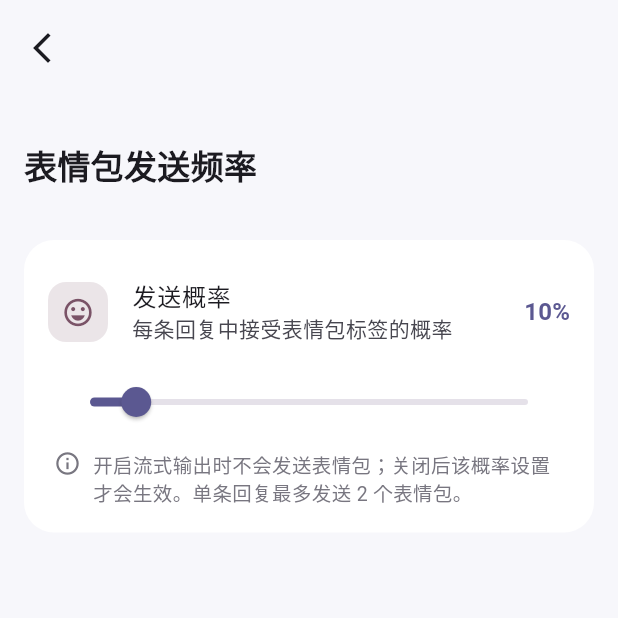
After one commit to yonglanws/MewMew, a Flutter app: the StickerSendSettingsPage screen opened directly, on a phone screen of 412 x 824 dp, the top half of it. The commit adds this screen. Run offline on Flutter 3.47's test engine with Material 3 defaults, Android fonts, the phone set to English and light mode, and no system bars; our stand-ins replace flutter_markdown, image_picker, share_plus, shared_preferences; accounts and stored records are empty.

Commit message:
feat: fix agent sticker selection and frequency

```diff
--- a/lib/pages/settings_page.dart
+++ b/lib/pages/settings_page.dart
@@ -10,6 +10,7 @@ import 'message_debounce_settings_page.dart';
 import 'persona_page.dart';
 import 'segmented_send_settings_page.dart';
 import 'sticker_management_page.dart';
+import 'sticker_send_settings_page.dart';
 import 'tools_page.dart';
 
 /// 设置页：按功能分组的列表
@@ -132,6 +133,13 @@ class SettingsPage extends StatelessWidget {
                   title: '表情包管理器',
                   subtitle: '按角色与情绪管理表情包',
                   onTap: () => _push(context, const StickerManagementPage()),
+                ),
+                _SettingTile(
+                  icon: Icons.tune_outlined,
+                  iconColor: cs.primary,
+                  title: '表情包发送频率',
+                  subtitle: '调整 Agent 使用表情包的概率',
+                  onTap: () => _push(context, const StickerSendSettingsPage()),
                 ),
                 _SettingTile(
                   icon: Icons.merge_type_outlined,
--- /dev/null
+++ b/lib/pages/sticker_send_settings_page.dart
@@ -0,0 +1,100 @@
+import 'package:flutter/material.dart';
+import 'package:provider/provider.dart';
+
+import '../state/app_state.dart';
+import '../utils/large_app_bar_title.dart';
+
+class StickerSendSettingsPage extends StatelessWidget {
+  const StickerSendSettingsPage({super.key});
+
+  @override
+  Widget build(BuildContext context) {
+    final state = context.watch<AppState>();
+    final cs = Theme.of(context).colorScheme;
+    final probability = state.stickerSendProbability;
+
+    return Scaffold(
+      body: CustomScrollView(
+        slivers: [
+          SliverAppBar.large(
+            leading: IconButton(
+              icon: const Icon(Icons.arrow_back_ios_new),
+              onPressed: () => Navigator.pop(context),
+            ),
+            title: Text('表情包发送频率', style: largeAppBarTitleStyle(context)),
+          ),
+          SliverToBoxAdapter(
+            child: Padding(
+              padding: const EdgeInsets.fromLTRB(16, 8, 16, 16),
+              child: Card(
+                child: Column(
+                  children: [
+                    ListTile(
+                      contentPadding: const EdgeInsets.fromLTRB(16, 12, 16, 0),
+                      leading: Container(
+                        width: 40,
+                        height: 40,
+                        decoration: BoxDecoration(
+                          color: cs.tertiary.withValues(alpha: 0.15),
+                          borderRadius: BorderRadius.circular(12),
+                        ),
+                        child: Icon(
+                          Icons.emoji_emotions_outlined,
+                          color: cs.tertiary,
+                          size: 22,
+                        ),
+                      ),
+                      title: const Text('发送概率'),
+                      subtitle: const Text('每条回复中接受表情包标签的概率'),
+                      trailing: Text(
+                        '$probability%',
+                        style: Theme.of(context).textTheme.titleMedium
+                            ?.copyWith(
+                              color: cs.primary,
+                              fontWeight: FontWeight.w700,
+                            ),
+                      ),
+                    ),
+                    Padding(
+                      padding: const EdgeInsets.fromLTRB(20, 0, 20, 8),
+                      child: Slider(
+                        value: probability.toDouble(),
+                        min: 0,
+                        max: 100,
+                        divisions: 100,
+                        label: '$probability%',
+                        onChanged: (value) => context
+                            .read<AppState>()
+                            .setStickerSendProbability(value.round()),
+                      ),
+                    ),
+                    Padding(
+                      padding: const EdgeInsets.fromLTRB(20, 0, 20, 16),
+                      child: Row(
+                        crossAxisAlignment: CrossAxisAlignment.start,
+                        children: [
+                          Icon(Icons.info_outline, size: 18, color: cs.outline),
+                          const SizedBox(width: 8),
+                          Expanded(
+                            child: Text(
+                              '开启流式输出时不会发送表情包；关闭后该概率设置才会生效。单条回复最多发送 2 个表情包。',
+                              style: TextStyle(
+                                color: cs.outline,
+                                fontSize: 13,
+                                height: 1.45,
+                              ),
+                            ),
+                          ),
+                        ],
+                      ),
+                    ),
+                  ],
+                ),
+              ),
+            ),
+          ),
+        ],
+      ),
+    );
+  }
+}
--- a/lib/services/storage_service.dart
+++ b/lib/services/storage_service.dart
@@ -29,6 +29,7 @@ class StorageService {
   static const _kTypingDebounceEnabled = 'typing_debounce_enabled';
   static const _kSegmentedSendSettings = 'segmented_send_settings';
   static const _kStreamOutputEnabled = 'stream_output_enabled';
+  static const _kStickerSendProbability = 'sticker_send_probability';
   static const _kStickerItems = 'sticker_items_v2';
   static const _kStickerFolders = 'sticker_folders_v2';
   static const _kStickerGroups = 'sticker_groups_v2';
@@ -221,6 +222,11 @@ class StorageService {
   Future<void> setStreamOutputEnabled(bool v) =>
       _prefs.setBool(_kStreamOutputEnabled, v);
 
+  int get stickerSendProbability =>
+      _prefs.getInt(_kStickerSendProbability) ?? 10;
+  Future<void> setStickerSendProbability(int value) =>
+      _prefs.setInt(_kStickerSendProbability, value);
+
   // Token 使用统计
   TokenUsage loadTokenUsage() {
     final raw = _prefs.getString(_kTokenUsage);
--- /dev/null
+++ b/lib/state/sticker_selection.dart
@@ -0,0 +1,63 @@
+import 'dart:math';
+
+import '../models/models.dart';
+
+/// Provides the persona-scoped sticker candidates used by both prompting and
+/// response parsing.
+class StickerSelection {
+  const StickerSelection._();
+
+  static List<StickerItem> stickersForFolderName({
+    required String? personaId,
+    required String folderName,
+    required List<StickerGroup> stickerGroups,
+    required List<StickerFolder> stickerFolders,
+    required List<StickerItem> stickers,
+    required List<PersonaStickerBinding> bindings,
+  }) {
+    final id = personaId?.trim() ?? '';
+    final name = folderName.trim();
+    if (id.isEmpty || name.isEmpty) return const [];
+
+    final groupIds = stickerGroups
+        .map((group) => group.id)
+        .where(
+          (groupId) => bindings.any(
+            (binding) => binding.personaId == id && binding.groupId == groupId,
+          ),
+        )
+        .toSet();
+    if (groupIds.isEmpty) return const [];
+
+    final folderIds = stickerFolders
+        .where(
+          (folder) => groupIds.contains(folder.groupId) && folder.name == name,
+        )
+        .map((folder) => folder.id)
+        .toSet();
+    if (folderIds.isEmpty) return const [];
+
+    return stickers
+        .where(
+          (sticker) =>
+              folderIds.contains(sticker.folderId) &&
+              sticker.filePath.trim().isNotEmpty,
+        )
+        .toList();
+  }
+
+  static StickerItem? pickSticker(
+    List<StickerItem> candidates, {
+    Random? random,
+  }) {
+    if (candidates.isEmpty) return null;
+    return candidates[(random ?? Random()).nextInt(candidates.length)];
+  }
+
+  static bool allowsSticker({required int probability, Random? random}) {
+    final percent = probability.clamp(0, 100).toInt();
+    if (percent <= 0) return false;
+    if (percent >= 100) return true;
+    return (random ?? Random()).nextInt(100) < percent;
+  }
+}
```
Also changed, not shown: lib/pages/chat_page.dart (+10 -10 lines), lib/state/app_state.dart (+90 -25 lines), lib/widgets/sticker_message_body.dart (+24 -6 lines), 5 other files.
